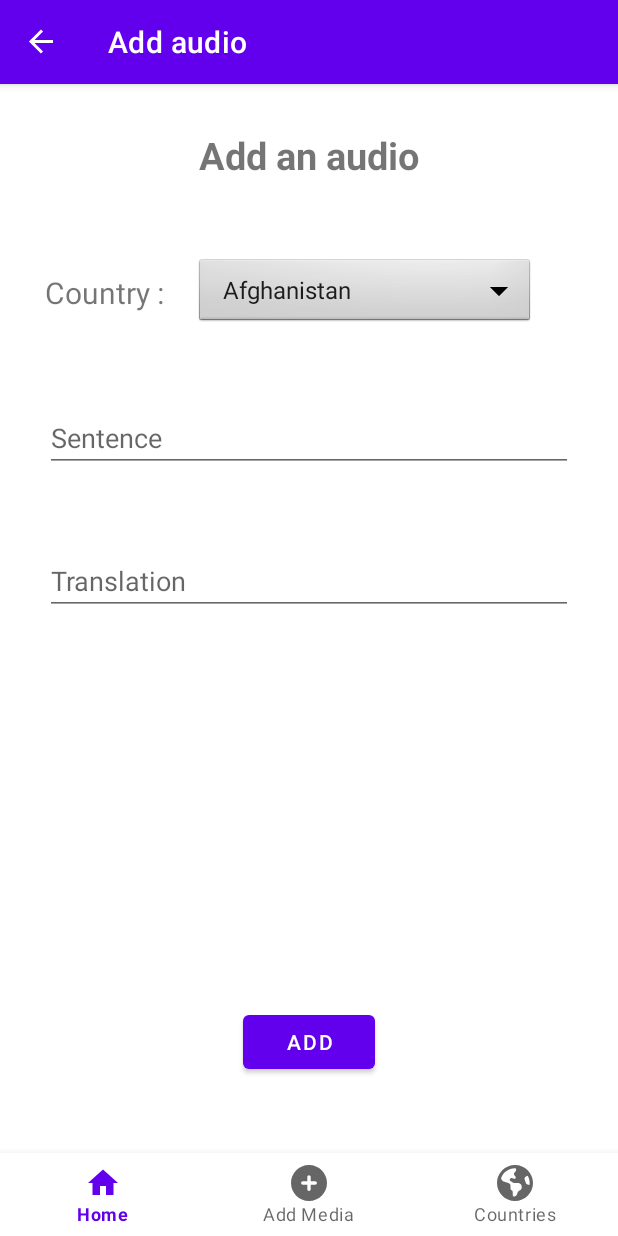
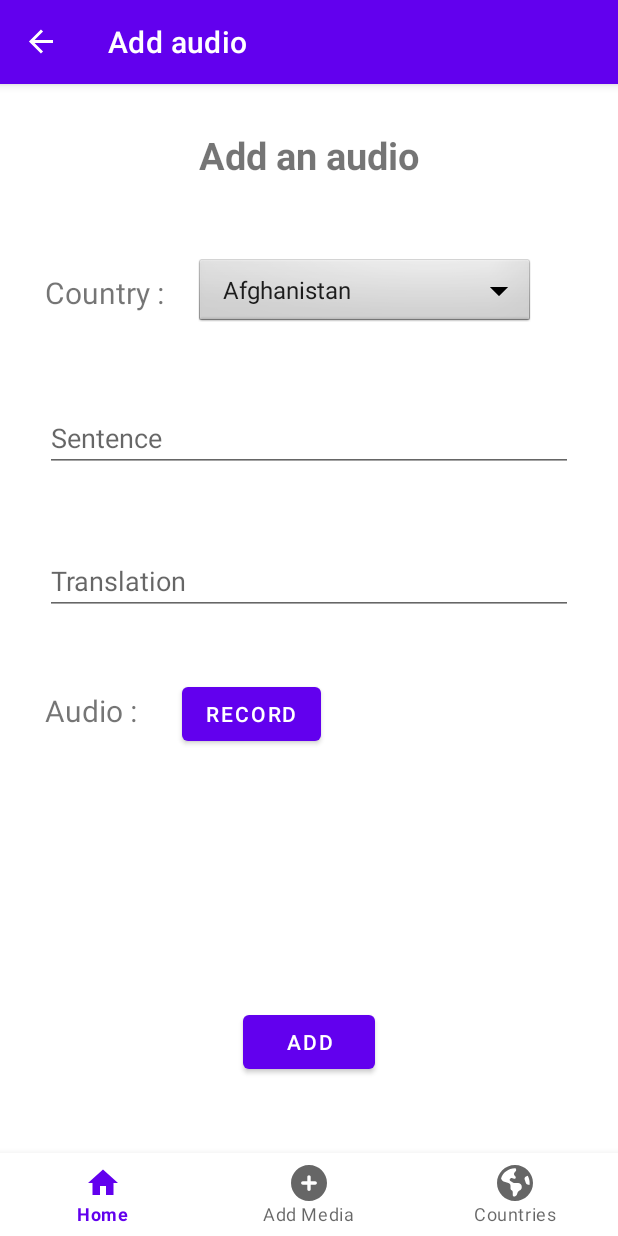
Before and after one commit to RomainGuarinoni/WorldMemo, an Android app: the AddAudioFragment screen opened through its navigation route, on a phone screen of 412 x 824 dp. Run offline under Robolectric (Android 15) with nearby library versions, the phone set to English and light mode, and no system bars; our stand-ins replace navigation-ui; pictures from the network do not load.

Commit message:
feat: update add audio ui to add record and stop button

```diff
--- /dev/null
+++ b/app/src/main/res/drawable/ic_baseline_mic_24.xml
@@ -0,0 +1,5 @@
+<vector android:alpha="0.9" android:height="24dp" android:tint="#FFFFFF"
+    android:viewportHeight="24" android:viewportWidth="24"
+    android:width="24dp" xmlns:android="http://schemas.android.com/apk/res/android">
+    <path android:fillColor="@android:color/white" android:pathData="M12,14c1.66,0 2.99,-1.34 2.99,-3L15,5c0,-1.66 -1.34,-3 -3,-3S9,3.34 9,5v6c0,1.66 1.34,3 3,3zM17.3,11c0,3 -2.54,5.1 -5.3,5.1S6.7,14 6.7,11L5,11c0,3.41 2.72,6.23 6,6.72L11,21h2v-3.28c3.28,-0.48 6,-3.3 6,-6.72h-1.7z"/>
+</vector>
--- /dev/null
+++ b/app/src/main/res/drawable/ic_baseline_stop_24.xml
@@ -0,0 +1,5 @@
+<vector android:alpha="0.9" android:height="24dp" android:tint="#FFFFFF"
+    android:viewportHeight="24" android:viewportWidth="24"
+    android:width="24dp" xmlns:android="http://schemas.android.com/apk/res/android">
+    <path android:fillColor="@android:color/white" android:pathData="M6,6h12v12H6z"/>
+</vector>
--- a/app/src/main/res/layout/fragment_add_audio.xml
+++ b/app/src/main/res/layout/fragment_add_audio.xml
@@ -73,6 +73,39 @@
         app:layout_constraintStart_toStartOf="parent"
         app:layout_constraintTop_toBottomOf="@+id/add_country_sentence" />
 
+    <TextView
+        android:id="@+id/textView2"
+        android:layout_width="wrap_content"
+        android:layout_height="wrap_content"
+        android:layout_marginTop="50dp"
+        android:text="@string/audio_form"
+        android:textSize="20sp"
+        app:layout_constraintStart_toStartOf="parent"
+        app:layout_constraintTop_toBottomOf="@+id/add_country_translation" />
+
+    <Button
+        android:id="@+id/add_audio_start_record_button"
+        android:layout_width="wrap_content"
+        android:layout_height="wrap_content"
+        android:layout_marginStart="30dp"
+        android:layout_marginTop="42dp"
+        android:text="@string/start_record"
+        android:drawableStart="@drawable/ic_baseline_mic_24"
+        app:layout_constraintStart_toEndOf="@+id/textView2"
+        app:layout_constraintTop_toBottomOf="@+id/add_country_translation" />
+
+    <Button
+        android:id="@+id/add_audio_stop_record_button"
+        android:layout_width="wrap_content"
+        android:layout_height="wrap_content"
+        android:layout_marginStart="30dp"
+        android:layout_marginTop="42dp"
+        android:text="@string/stop_record"
+        android:visibility="invisible"
+        android:drawableStart="@drawable/ic_baseline_stop_24"
+        app:layout_constraintStart_toEndOf="@+id/textView2"
+        app:layout_constraintTop_toBottomOf="@+id/add_country_translation" />
+
     <Button
         android:id="@+id/add_country_button"
         android:layout_width="wrap_content"
--- a/app/src/main/res/values/strings.xml
+++ b/app/src/main/res/values/strings.xml
@@ -13,9 +13,12 @@
     <string name="add_fragment_title">Select a media to add</string>
     <string name="image">Image</string>
     <string name="audio">Audio</string>
+    <string name="audio_form">Audio :</string>
     <string name="add_fragment_audio">Add an audio</string>
     <string name="sentence">Sentence</string>
     <string name="country">Country :</string>
+    <string name="start_record">Record</string>
+    <string name="stop_record">Stop</string>
     <string name="translation">Translation</string>
     <string name="add">Add</string>
 
```
